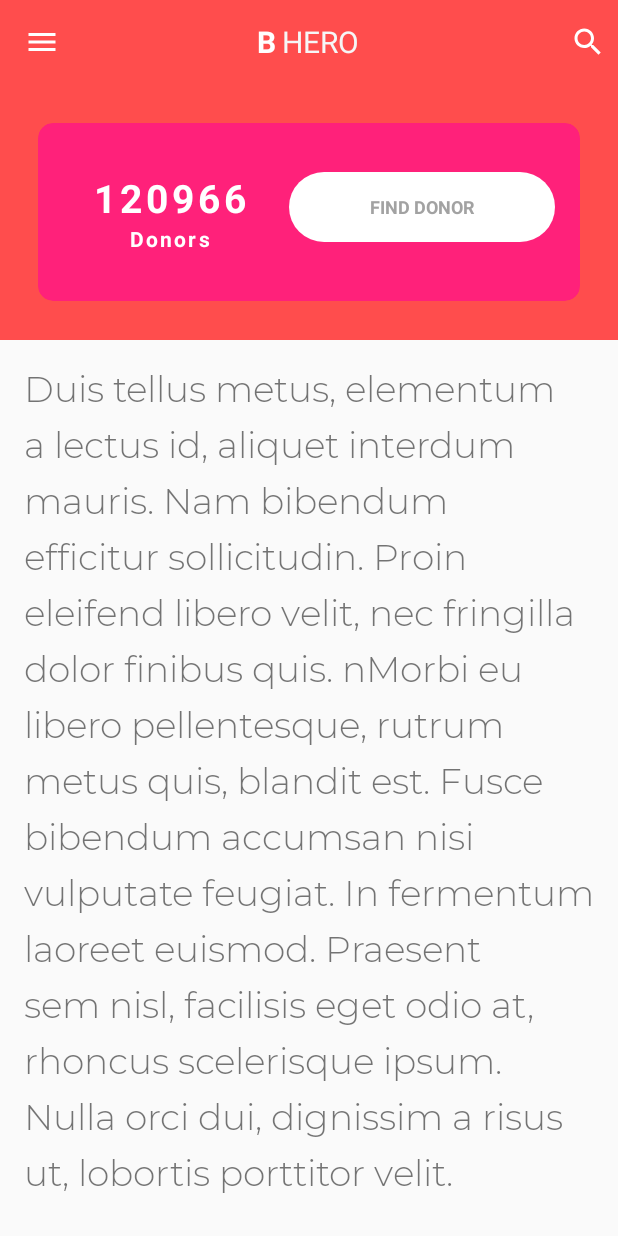
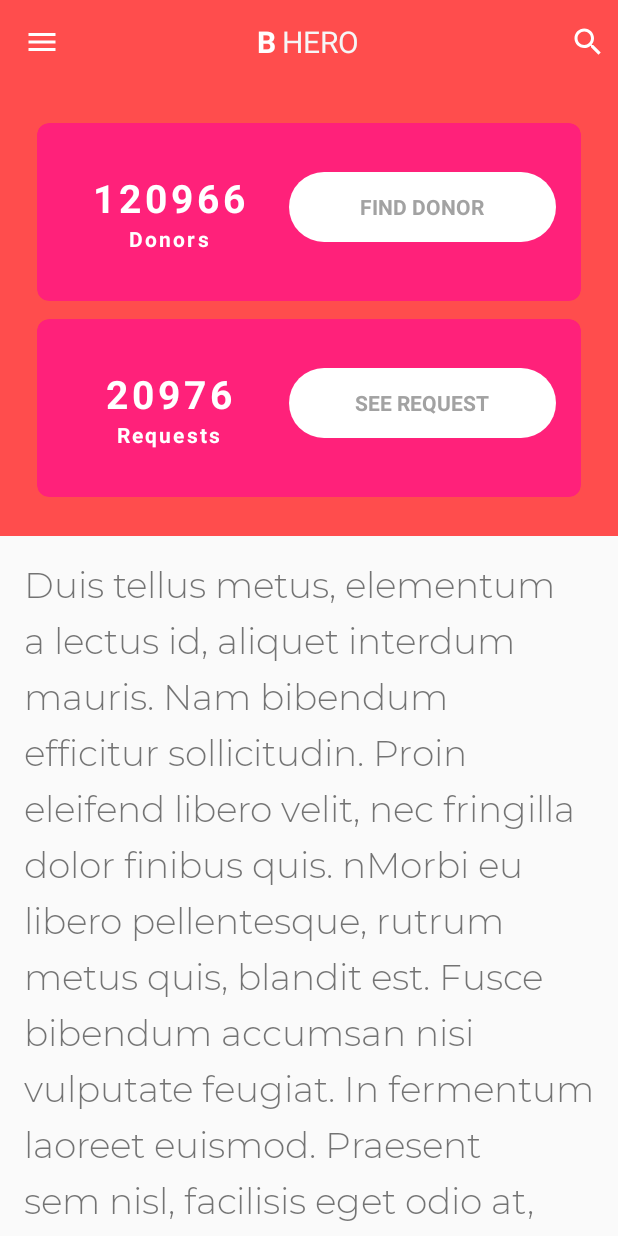
Before and after one commit to Animesh-Barai/be_a_hero, an Android app: the screen it shows after launch (ActivityHome), on a phone screen of 412 x 824 dp. Run offline under Robolectric (Android 15) with nearby library versions, the phone set to English and light mode, and no system bars; our stand-ins replace data binding.

Commit message:
home activity UI blood requests cardview

```diff
--- a/app/src/main/res/layout/home_content.xml
+++ b/app/src/main/res/layout/home_content.xml
@@ -31,10 +31,11 @@
                     android:layout_height="wrap_content"
                     app:layout_collapseMode="none"
                     android:fitsSystemWindows="true"
-                    android:layout_margin="@dimen/spacing_mlarge">
+                    android:layout_marginLeft="@dimen/spacing_mlarge"
+                    android:layout_marginRight="@dimen/spacing_mlarge">
 
                     <android.support.v7.widget.CardView
-                        android:id="@+id/find_donor_card_view"
+                        android:id="@+id/donors_card_view"
                         android:layout_width="match_parent"
                         android:layout_height="wrap_content"
                         app:cardElevation="0dp"
@@ -42,18 +43,18 @@
                         android:layout_alignParentTop="true"
                         app:contentPadding="@dimen/spacing_large"
                         app:cardBackgroundColor="@color/colorAccent"
-                        app:cardCornerRadius="@dimen/spacing_middle">
+                        app:cardCornerRadius="@dimen/spacing_mmiddle"
+                        android:layout_marginTop="@dimen/spacing_mlarge">
 
                         <LinearLayout
                             android:layout_width="match_parent"
-                            android:layout_height="match_parent"
+                            android:layout_height="wrap_content"
                             android:orientation="horizontal"
                             android:baselineAligned="false"
                             android:paddingTop="@dimen/spacing_large"
                             android:paddingBottom="@dimen/spacing_large">
 
                             <RelativeLayout
-                                android:id="@+id/find_donor_totals"
                                 android:layout_width="0dp"
                                 android:layout_height="wrap_content"
                                 android:layout_weight="1">
@@ -97,12 +98,89 @@
                                     android:layout_width="match_parent"
                                     android:layout_height="wrap_content"
                                     android:text="Find Donor"
-                                    android:textSize="12sp"
                                     android:textStyle="bold"
                                     android:textAllCaps="true"
-                                    android:padding="@dimen/spacing_mmiddle"
-                                    app:fontFamily="@fonts/montserrat_medium"
+                                    app:fontFamily="@fonts/montserrat_bold"
+                                    android:paddingTop="@dimen/spacing_mmiddle"
                                     android:textColor="@color/be_hero_dark_grey"
+                                    android:paddingBottom="@dimen/spacing_mmiddle"
+                                    android:background="@drawable/round_white_button_bg"/>
+
+                            </com.be_a_hero.app.widget.MaterialRippleLayout>
+
+                        </LinearLayout>
+
+                    </android.support.v7.widget.CardView>
+
+                    <android.support.v7.widget.CardView
+                        android:id="@+id/requests_card_view"
+                        android:layout_width="match_parent"
+                        android:layout_height="wrap_content"
+                        app:cardElevation="0dp"
+                        app:cardUseCompatPadding="true"
+                        app:contentPadding="@dimen/spacing_large"
+                        android:layout_below="@+id/donors_card_view"
+                        app:cardBackgroundColor="@color/colorAccent"
+                        app:cardCornerRadius="@dimen/spacing_mmiddle">
+
+                        <LinearLayout
+                            android:layout_width="match_parent"
+                            android:layout_height="match_parent"
+                            android:orientation="horizontal"
+                            android:baselineAligned="false"
+                            android:paddingTop="@dimen/spacing_large"
+                            android:paddingBottom="@dimen/spacing_large">
+
+                            <RelativeLayout
+                                android:layout_width="0dp"
+                                android:layout_height="wrap_content"
+                                android:layout_weight="1">
+
+                                <TextView
+                                    android:id="@+id/requests_totals_text_view"
+                                    android:layout_width="match_parent"
+                                    android:layout_height="wrap_content"
+                                    android:text="20976"
+                                    android:textSize="26sp"
+                                    android:gravity="center"
+                                    android:textStyle="bold"
+                                    android:letterSpacing="0.10"
+                                    android:layout_alignParentTop="true"
+                                    android:textColor="@android:color/white"
+                                    app:fontFamily="@fonts/montserrat_light" />
+
+                                <TextView
+                                    android:layout_width="match_parent"
+                                    android:layout_height="wrap_content"
+                                    android:text="Requests"
+                                    android:textStyle="bold"
+                                    android:gravity="center"
+                                    android:letterSpacing="0.10"
+                                    android:textColor="@android:color/white"
+                                    app:fontFamily="@fonts/montserrat_light"
+                                    android:layout_below="@+id/requests_totals_text_view" />
+
+                            </RelativeLayout>
+
+                            <com.be_a_hero.app.widget.MaterialRippleLayout
+                                android:layout_width="0dp"
+                                android:layout_height="wrap_content"
+                                android:layout_weight="1.25"
+                                style="@style/RippleStyleBlack"
+                                android:layout_marginLeft="@dimen/spacing_mmiddle"
+                                android:layout_marginStart="@dimen/spacing_mmiddle">
+
+                                <Button
+                                    android:id="@+id/button_view_totals"
+                                    android:layout_width="match_parent"
+                                    android:layout_height="wrap_content"
+                                    android:textStyle="bold"
+                                    android:textAllCaps="true"
+                                    android:text="See Request"
+                                    app:fontFamily="@fonts/montserrat_bold"
+                                    android:paddingTop="@dimen/spacing_mmiddle"
+                                    android:textColor="@color/be_hero_dark_grey"
+                                    android:paddingBottom="@dimen/spacing_mmiddle"
                                     android:background="@drawable/round_white_button_bg"/>
 
                             </com.be_a_hero.app.widget.MaterialRippleLayout>
@@ -114,6 +192,12 @@
                 </RelativeLayout>
 
             </android.support.design.widget.CollapsingToolbarLayout>
+
+            <View
+                android:layout_width="match_parent"
+                android:layout_height="@dimen/spacing_mlarge"
+                android:layout_gravity="bottom"
+                android:background="@android:color/transparent"/>
 
         </android.support.design.widget.AppBarLayout>
 
```
